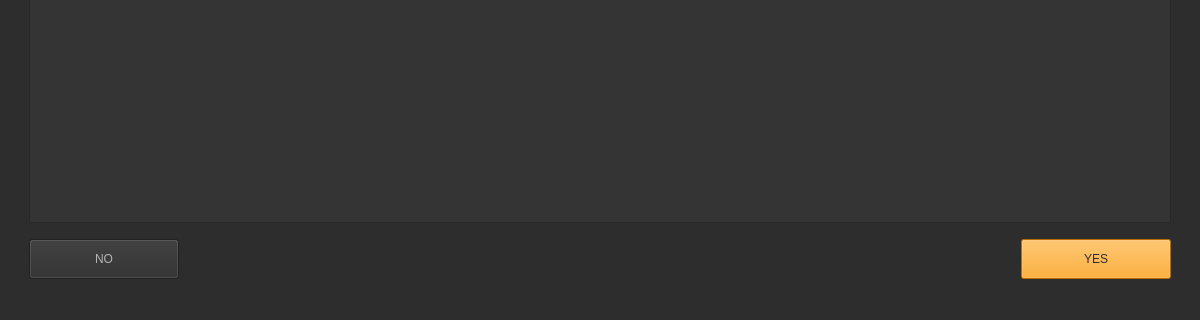
This is python/BlackPepper/ui/mvc_YN_3.ui in NetflixVFX-Ac/BlackPepper as Qt 5 draws it before an edit; both pictures show x 0 to 1200 and y 280 to 600 of the 1200 by 600 pixel window. The edited form follows.
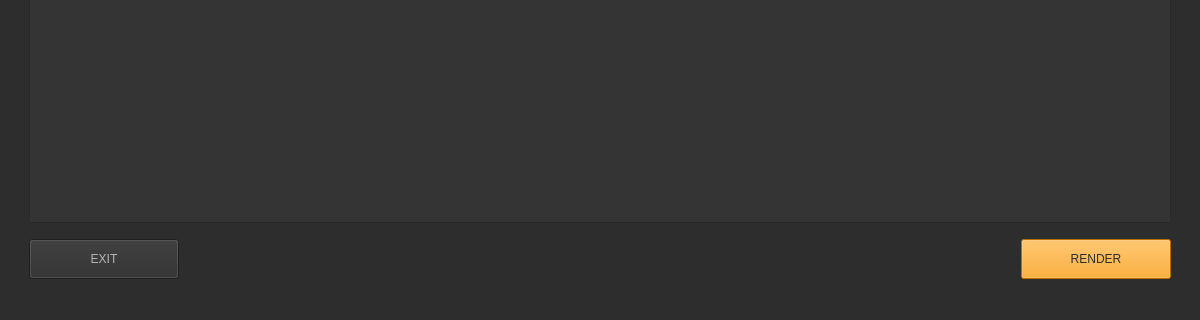
This is the edited form.

The edit to the form file:
```diff
--- a/python/BlackPepper/ui/mvc_YN_3.ui
+++ b/python/BlackPepper/ui/mvc_YN_3.ui
@@ -129,7 +129,7 @@
            </size>
           </property>
           <property name="text">
-           <string>NO</string>
+           <string>EXIT</string>
           </property>
           <property name="iconSize">
            <size>
@@ -169,7 +169,7 @@
 </string>
           </property>
           <property name="text">
-           <string>YES</string>
+           <string>RENDER</string>
           </property>
           <property name="iconSize">
            <size>
```
Left out of the diff: 4 changed lines with no effect on the pictures.
